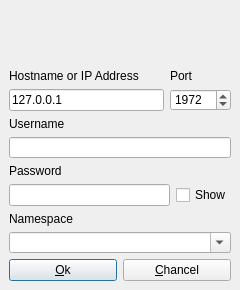
Above: QtCacheUi/cacheconnectiondialog.ui from entwickler42/QtCache before the change. Below: the same form after it.
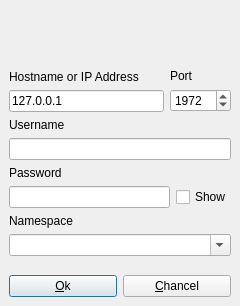
That is the form after the change. Icons and pictures are not drawn.

Commit message: Removed UI size constraints

Diff of the .ui file:
```diff
--- a/QtCacheUi/cacheconnectiondialog.ui
+++ b/QtCacheUi/cacheconnectiondialog.ui
@@ -2,26 +2,6 @@
 <ui version="4.0">
  <class>CacheConnectionDialog</class>
  <widget class="QDialog" name="CacheConnectionDialog">
-  <property name="geometry">
-   <rect>
-    <x>0</x>
-    <y>0</y>
-    <width>240</width>
-    <height>290</height>
-   </rect>
-  </property>
-  <property name="minimumSize">
-   <size>
-    <width>240</width>
-    <height>290</height>
-   </size>
-  </property>
-  <property name="maximumSize">
-   <size>
-    <width>240</width>
-    <height>290</height>
-   </size>
-  </property>
   <property name="windowTitle">
    <string>Caché Connection</string>
   </property>
```
The commit also changes 1 other file.
